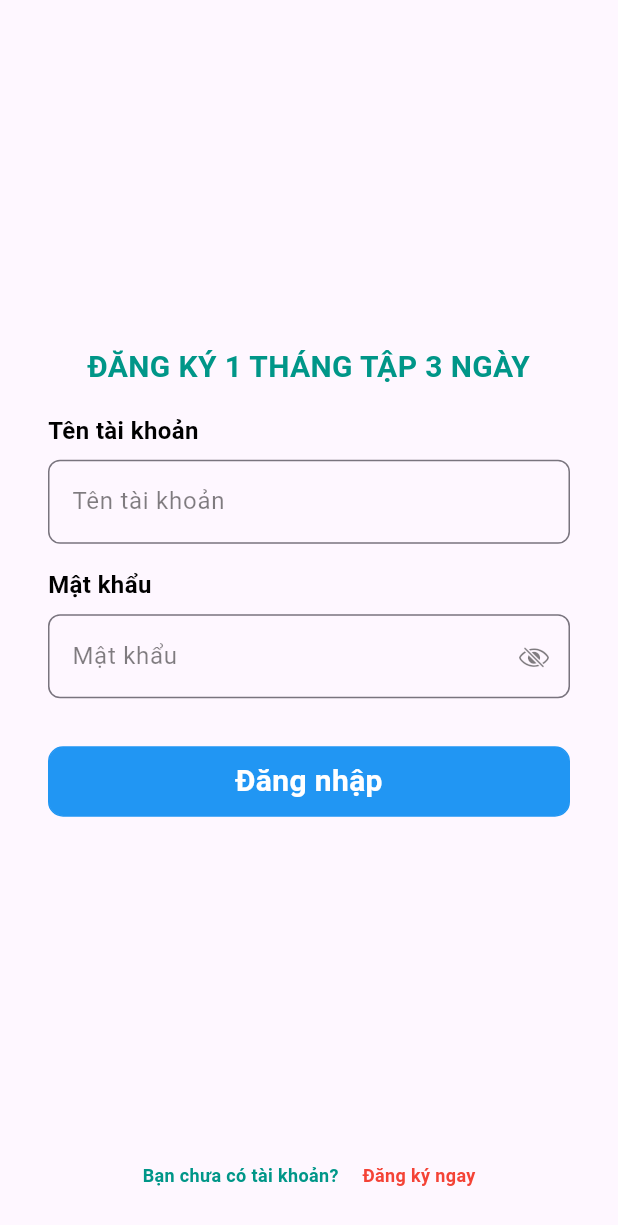
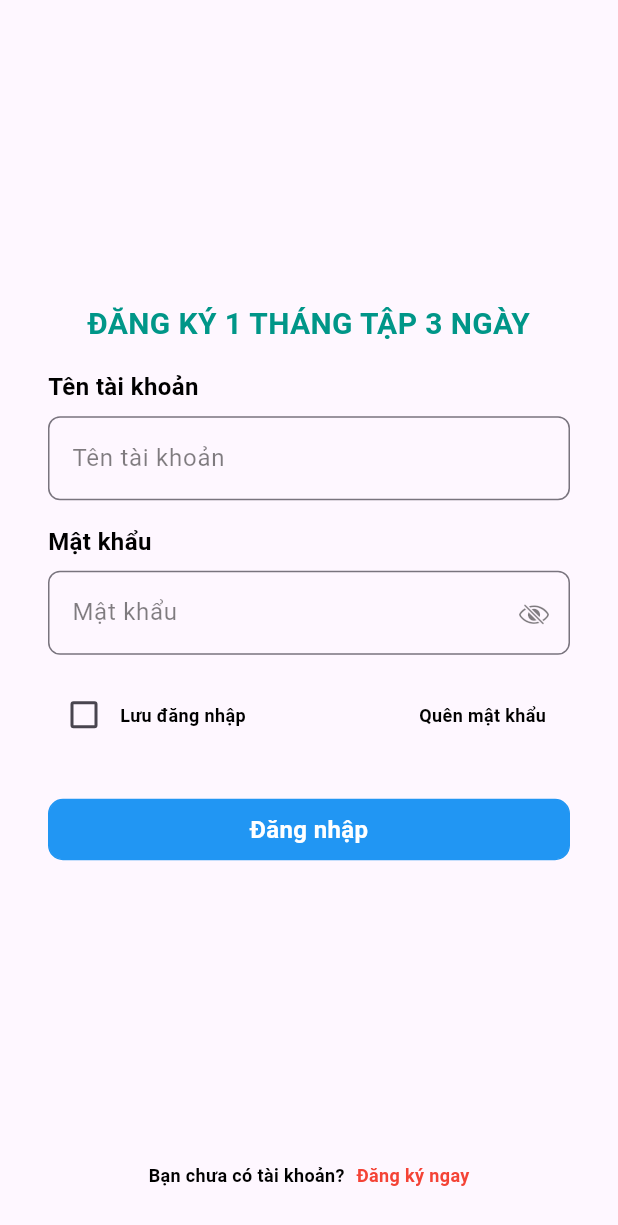
Before and after one commit to minhhieuks1801/gym_app, a Flutter app: the screen it shows after launch, on a phone screen of 412 x 824 dp. Shown: the top 1225 px of the screen. Run offline on Flutter 3.47's test engine with Material 3 defaults, Android fonts, the phone set to English and light mode, and no system bars.

Commit message:
Login-Register

```diff
--- a/lib/pages/login_page.dart
+++ b/lib/pages/login_page.dart
@@ -1,10 +1,11 @@
 import 'package:flutter/material.dart';
-import 'package:gym_app/common/ultils/regex.dart';
+import 'package:gym_app/pages/forgot_password.dart';
 import 'package:gym_app/pages/register_page.dart';
 import 'package:gym_app/widget/button_app.dart';
+import 'package:gym_app/widget/check_box_save_login.dart';
 import 'package:gym_app/widget/footer_login.dart';
 import 'package:gym_app/widget/input_password.dart';
-import 'package:gym_app/widget/input_app.dart';
+import 'package:gym_app/widget/input_app_user_name.dart';
 
 class LoginPage extends StatefulWidget {
   const LoginPage({super.key});
@@ -14,11 +15,8 @@ class LoginPage extends StatefulWidget {
 }
 
 class _LoginPageState extends State<LoginPage> {
-  TextEditingController usernameController = TextEditingController(),
-      passwordController = TextEditingController();
   String username = '', password = '';
-  String? errorUsername, errorPassword;
-  bool isShowPassword = false;
+  bool isShowPassword = false, isCheck = false;
 
   @override
   Widget build(BuildContext context) {
@@ -43,13 +41,11 @@ class _LoginPageState extends State<LoginPage> {
             const SizedBox(
               height: 16,
             ),
-            InputAppWidget(
+            InputAppUserNameWidget(
               hintText: 'Tên tài khoản',
-              controller: usernameController,
               onChange: (value) => _setUsername(
                 value: value,
               ),
-              error: errorUsername,
               title: 'Tên tài khoản',
             ),
             const SizedBox(
@@ -58,13 +54,19 @@ class _LoginPageState extends State<LoginPage> {
             InputPasswordWidget(
               hintText: 'Mật khẩu',
               title: 'Mật khẩu',
-              controller: passwordController,
               onChange: (value) => _setPassword(
                 value: value,
               ),
               isShowPassword: isShowPassword,
               showPassword: () => _isShowPassword(),
-              error: errorPassword,
+            ),
+            const SizedBox(
+              height: 16,
+            ),
+            CheckboxSaveLoginWidget(
+              isCheck: isCheck,
+              callbackSave: () => _setSaveLogin(),
+              callbackForgotPassword: () => _nextForgotPasswordScreen(context: context),
             ),
             const SizedBox(
               height: 32,
@@ -86,22 +88,14 @@ class _LoginPageState extends State<LoginPage> {
     );
   }
 
-  _setUsername({required String value}) {
+  _setUsername({String? value}) {
     setState(() {
-      errorUsername =  value.isEmpty? 'Tên tài khoản không được để trống': null;
-      username = value;
+      username = value??'';
     });
   }
 
   _setPassword({required String value}) {
     setState(() {
-      if (value.isEmpty) {
-        errorPassword = 'Mật khẩu không được để trống';
-      } else if (!RegexInput.regex.hasMatch(value)) {
-        errorPassword = 'Sai định dạng mật khẩu';
-      } else {
-        errorPassword = null;
-      }
       password = value;
     });
   }
@@ -121,4 +115,18 @@ class _LoginPageState extends State<LoginPage> {
       ),
     );
   }
+
+  _setSaveLogin() {
+    setState(() {
+      isCheck = !isCheck;
+    });
+  }
+
+  _nextForgotPasswordScreen({required BuildContext context}) {
+    Navigator.of(context).push(
+      MaterialPageRoute(
+        builder: (_) => const ForgotPassword(),
+      ),
+    );
+  }
 }
--- a/lib/widget/button_app.dart
+++ b/lib/widget/button_app.dart
@@ -34,7 +34,7 @@ class ButtonApp extends StatelessWidget {
         title,
         style: TextStyle(
           color: colorText,
-          fontSize: 20,
+          fontSize: 16,
           fontWeight: FontWeight.w600,
         ),
       ),
--- /dev/null
+++ b/lib/widget/check_box_save_login.dart
@@ -0,0 +1,60 @@
+import 'package:flutter/material.dart';
+
+class CheckboxSaveLoginWidget extends StatelessWidget {
+  final bool isCheck;
+  final VoidCallback callbackSave;
+  final VoidCallback callbackForgotPassword;
+
+  const CheckboxSaveLoginWidget(
+      {super.key,
+      this.isCheck = false,
+      required this.callbackSave,
+      required this.callbackForgotPassword});
+
+  @override
+  Widget build(BuildContext context) {
+    return Row(
+      mainAxisAlignment: MainAxisAlignment.spaceBetween,
+      children: [
+        Row(
+          children: [
+            Checkbox(
+              value: isCheck,
+              onChanged: (value) => callbackSave.call(),
+            ),
+            const Text(
+              'Lưu đăng nhập',
+              textAlign: TextAlign.center,
+              maxLines: 2,
+              style: TextStyle(
+                color: Colors.black,
+                fontSize: 12,
+                fontWeight: FontWeight.w600,
+              ),
+            ),
+          ],
+        ),
+        Row(
+          children: [
+            InkWell(
+              onTap: () => callbackForgotPassword.call(),
+              child: const Text(
+                'Quên mật khẩu',
+                textAlign: TextAlign.center,
+                maxLines: 2,
+                style: TextStyle(
+                  color: Colors.black,
+                  fontSize: 12,
+                  fontWeight: FontWeight.w600,
+                ),
+              ),
+            ),
+            const SizedBox(
+              width: 16,
+            ),
+          ],
+        )
+      ],
+    );
+  }
+}
--- a/lib/widget/footer_login.dart
+++ b/lib/widget/footer_login.dart
@@ -16,13 +16,13 @@ class FooterLoginWidget extends StatelessWidget {
           textAlign: TextAlign.center,
           maxLines: 2,
           style: const TextStyle(
-            color: Colors.teal,
+            color: Colors.black,
             fontSize: 12,
             fontWeight: FontWeight.w600,
           ),
         ),
         const SizedBox(
-          width: 16,
+          width: 8,
         ),
         InkWell(
           onTap: () => callback.call(),
--- a/lib/widget/input_app.dart
+++ /dev/null
@@ -1,59 +0,0 @@
-import 'package:flutter/material.dart';
-
-class InputAppWidget extends StatelessWidget {
-  final TextEditingController controller;
-  final ValueChanged<String> onChange;
-  final String? error;
-  final String hintText;
-  final String title;
-
-  const InputAppWidget({
-    super.key,
-    required this.controller,
-    required this.onChange,
-    this.error,
-    this.hintText = '',
-    required this.title,
-  });
-
-  @override
-  Widget build(BuildContext context) {
-    return Column(
-      crossAxisAlignment: CrossAxisAlignment.start,
-      children: [
-        Text(
-          title,
-          style: const TextStyle(
-            color: Colors.black,
-            fontSize: 16,
-            fontWeight: FontWeight.w600
-          ),
-        ),
-        const SizedBox(
-          height: 8,
-        ),
-        TextFormField(
-          controller: controller,
-          onChanged: (value) => onChange.call(value),
-          decoration: InputDecoration(
-            hintText: hintText,
-            errorText: error,
-            helperStyle: const TextStyle(
-              color: Colors.red,
-            ),
-            hintStyle: TextStyle(
-              color: Colors.black.withOpacity(0.5),
-              fontSize: 16,
-            ),
-            border: const OutlineInputBorder(
-              borderSide: BorderSide(color: Colors.black),
-              borderRadius: BorderRadius.all(
-                Radius.circular(8),
-              ),
-            ),
-          ),
-        ),
-      ],
-    );
-  }
-}
--- /dev/null
+++ b/lib/widget/input_app_user_name.dart
@@ -0,0 +1,72 @@
+import 'package:flutter/material.dart';
+
+class InputAppUserNameWidget extends StatefulWidget {
+  final ValueChanged<String?> onChange;
+  final String hintText;
+  final String title;
+
+  const InputAppUserNameWidget({
+    super.key,
+    required this.onChange,
+    this.hintText = '',
+    required this.title,
+  });
+
+  @override
+  State<InputAppUserNameWidget> createState() => _InputAppUserNameWidgetState();
+}
+
+class _InputAppUserNameWidgetState extends State<InputAppUserNameWidget> {
+  final GlobalKey<FormState> formKey = GlobalKey<FormState>();
+
+  @override
+  Widget build(BuildContext context) {
+    return Column(
+      crossAxisAlignment: CrossAxisAlignment.start,
+      children: [
+        Text(
+          widget.title,
+          style: const TextStyle(color: Colors.black, fontSize: 16, fontWeight: FontWeight.w600),
+        ),
+        const SizedBox(
+          height: 8,
+        ),
+        Form(
+          key: formKey,
+          child: TextFormField(
+            validator: _validator,
+            onChanged: (value) => _setChange(value),
+            decoration: InputDecoration(
+              hintText: widget.hintText,
+              helperStyle: const TextStyle(
+                color: Colors.red,
+              ),
+              hintStyle: TextStyle(
+                color: Colors.black.withOpacity(0.5),
+                fontSize: 16,
+              ),
+              border: const OutlineInputBorder(
+                borderSide: BorderSide(color: Colors.black),
+                borderRadius: BorderRadius.all(
+                  Radius.circular(8),
+                ),
+              ),
+            ),
+          ),
+        ),
+      ],
+    );
+  }
+
+  String? _validator(String? value) {
+    return value == null ||  value.isEmpty ? 'Tên tài khoản không được để trống' : null;
+  }
+
+  _setChange(String? value) {
+    widget.onChange.call(value);
+    final bool isValid = formKey.currentState?.validate() ?? false;
+    if (!isValid) {
+      return;
+    }
+  }
+}
--- a/lib/widget/input_password.dart
+++ b/lib/widget/input_password.dart
@@ -1,20 +1,17 @@
 import 'package:flutter/cupertino.dart';
 import 'package:flutter/material.dart';
+import 'package:gym_app/common/ultils/regex.dart';
 
-class InputPasswordWidget extends StatelessWidget {
-  final TextEditingController controller;
+class InputPasswordWidget extends StatefulWidget {
   final ValueChanged<String> onChange;
   final VoidCallback showPassword;
   final bool isShowPassword;
-  final String? error;
   final String hintText;
   final String title;
 
   const InputPasswordWidget({
     super.key,
-    required this.controller,
     required this.onChange,
-    this.error,
     this.hintText = '',
     required this.title,
     required this.showPassword,
@@ -22,12 +19,19 @@ class InputPasswordWidget extends StatelessWidget {
   });
 
   @override
+  State<InputPasswordWidget> createState() => _InputPasswordWidgetState();
+}
+
+class _InputPasswordWidgetState extends State<InputPasswordWidget> {
+  final GlobalKey<FormState> formKey = GlobalKey<FormState>();
+
+  @override
   Widget build(BuildContext context) {
     return Column(
       crossAxisAlignment: CrossAxisAlignment.start,
       children: [
         Text(
-          title,
+          widget.title,
           style: const TextStyle(
             color: Colors.black,
             fontSize: 16,
@@ -37,21 +41,22 @@ class InputPasswordWidget extends StatelessWidget {
         const SizedBox(
           height: 8,
         ),
-        TextFormField(
-          controller: controller,
-          onChanged: (value) => onChange.call(value),
-          obscureText: isShowPassword,
+        Form(
+          key: formKey,
+          child: TextFormField(
+            validator: _validator,
+            onChanged: (value) => _onChange(value),
+            obscureText: widget.isShowPassword,
             decoration: InputDecoration(
               suffixIcon: InkWell(
-              onTap: () => showPassword.call(),
+                onTap: () => widget.showPassword.call(),
                 child: Icon(
-                isShowPassword ? CupertinoIcons.eye : CupertinoIcons.eye_slash,
+                  widget.isShowPassword ? CupertinoIcons.eye : CupertinoIcons.eye_slash,
                   color: Colors.black.withOpacity(0.5),
                   size: 20,
                 ),
               ),
-            hintText: hintText,
-            errorText: error,
+              hintText: widget.hintText,
               hintStyle: TextStyle(
                 color: Colors.black.withOpacity(0.5),
                 fontSize: 16,
@@ -63,7 +68,26 @@ class InputPasswordWidget extends StatelessWidget {
               ),
             ),
           ),
+        ),
       ],
     );
   }
+
+  String? _validator(String? value) {
+    if (value == null || value.isEmpty) {
+      return 'Mật khẩu không được để trống';
     }
+    if (!RegexInput.regex.hasMatch(value)) {
+      return 'Sai định dạng mật khẩu';
+    }
+    return null;
+  }
+
+  _onChange(String value) {
+    widget.onChange.call(value);
+    final bool isValid = formKey.currentState?.validate() ?? false;
+    if (!isValid) {
+      return;
+    }
+  }
+}
```
Also changed, not shown: lib/pages/forgot_password.dart (added, +68 -0 lines), lib/pages/register_page.dart (+4 -11 lines). Lines whose indentation alone changed are shown as unchanged.
